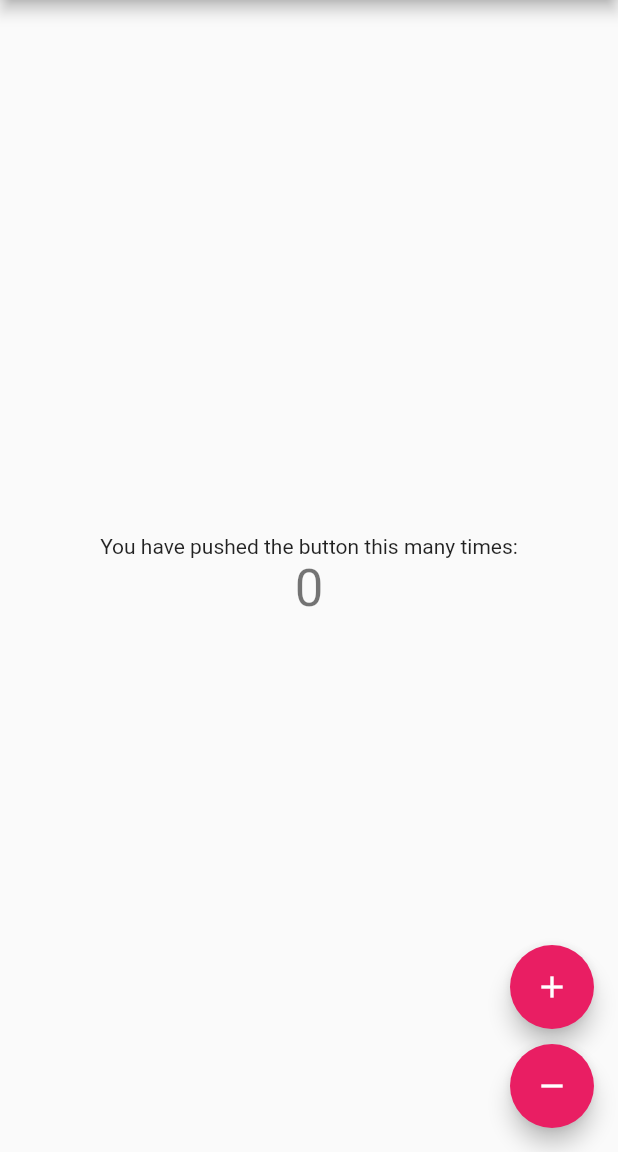
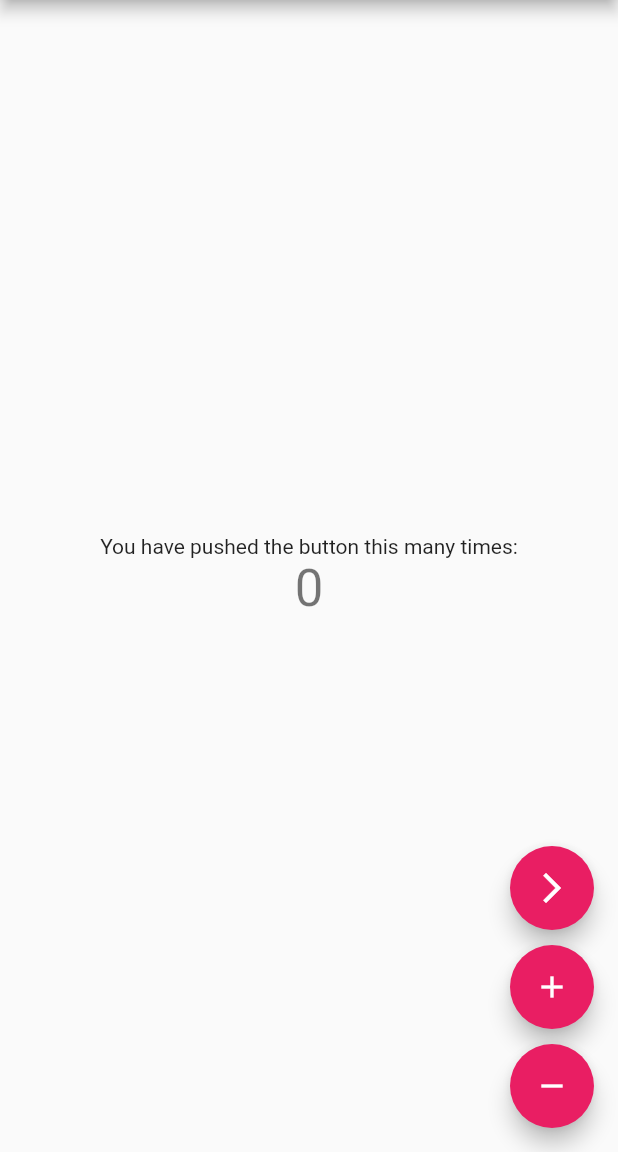
Before and after one commit to coodoo-io/cubit_example, a Flutter app: the screen it shows after launch, on a phone screen of 412 x 824 dp, the part 84-1236 px from its top. Run offline on Flutter 3.47's test engine with Material 2 defaults, Android fonts, the phone set to English and light mode, and no system bars; our stand-ins replace equatable, flutter_bloc, go_router.

```diff
--- a/lib/app.dart
+++ b/lib/app.dart
@@ -1,17 +1,24 @@
-import 'package:cubit_example/counter/view/counter.page.dart';
+import 'package:cubit_example/counter/cubit/counter.cubit.dart';
+import 'package:cubit_example/router.dart';
 import 'package:flutter/material.dart';
+import 'package:flutter_bloc/flutter_bloc.dart';
 
 class App extends StatelessWidget {
   const App({super.key});
 
   @override
   Widget build(BuildContext context) {
-    return MaterialApp(
-      title: 'Cubit Example',
-      theme: ThemeData(
-        primarySwatch: Colors.pink,
+    return BlocProvider(
+      create: (_) => CounterCubit(),
+      child: MaterialApp.router(
+        title: 'Cubit Example',
+        theme: ThemeData(
+          primarySwatch: Colors.pink,
+        ),
+        routeInformationProvider: routerDefinition.routeInformationProvider,
+        routeInformationParser: routerDefinition.routeInformationParser,
+        routerDelegate: routerDefinition.routerDelegate,
       ),
-      home: const CounterPage(),
     );
   }
 }
--- a/lib/counter/view/counter.page.dart
+++ b/lib/counter/view/counter.page.dart
@@ -1,16 +1,11 @@
-import 'package:cubit_example/counter/cubit/counter.cubit.dart';
 import 'package:cubit_example/counter/view/counter.view.dart';
 import 'package:flutter/material.dart';
-import 'package:flutter_bloc/flutter_bloc.dart';
 
 class CounterPage extends StatelessWidget {
   const CounterPage({super.key});
 
   @override
   Widget build(BuildContext context) {
-    return BlocProvider(
-      create: (_) => CounterCubit(),
-      child: const CounterView(),
-    );
+    return const CounterView();
   }
 }
--- a/lib/counter/view/counter.view.dart
+++ b/lib/counter/view/counter.view.dart
@@ -3,6 +3,7 @@ import 'package:cubit_example/counter/view/widgets/counter_text.widget.dart';
 import 'package:cubit_example/main.dart';
 import 'package:flutter/material.dart';
 import 'package:flutter_bloc/flutter_bloc.dart';
+import 'package:go_router/go_router.dart';
 
 class CounterView extends StatelessWidget {
   const CounterView({super.key});
@@ -28,7 +29,19 @@ class CounterView extends StatelessWidget {
       floatingActionButton: Column(
         mainAxisAlignment: MainAxisAlignment.end,
         children: [
+          const SizedBox(height: 10),
           FloatingActionButton(
+            heroTag: 'forward',
+            key: keyButtonForward,
+            onPressed: () {
+              GoRouter.of(context).go('/counter/${0}');
+            },
+            tooltip: 'Detail Page',
+            child: const Icon(Icons.arrow_forward_ios_outlined),
+          ),
+          const SizedBox(height: 10),
+          FloatingActionButton(
+            heroTag: 'increment',
             key: keyButtonIncrement,
             onPressed: () => counterCubit.increment(),
             tooltip: 'Increment',
@@ -36,6 +49,7 @@ class CounterView extends StatelessWidget {
           ),
           const SizedBox(height: 10),
           FloatingActionButton(
+            heroTag: 'decrement',
             key: keyButtonDecrement,
             onPressed: () => counterCubit.decrement(),
             tooltip: 'Decrement',
--- a/lib/main.dart
+++ b/lib/main.dart
@@ -5,6 +5,7 @@ import 'package:flutter_bloc/flutter_bloc.dart';
 
 const keyButtonIncrement = Key('CounterView_Button_increment');
 const keyButtonDecrement = Key('CounterView_Button_decrement');
+const keyButtonForward = Key('CounterView_Button_forward');
 
 void main() {
   Bloc.observer = AppBlocObserver();
--- /dev/null
+++ b/lib/router.dart
@@ -0,0 +1,28 @@
+import 'package:cubit_example/counter/view/counter.detail.page.dart';
+import 'package:cubit_example/counter/view/counter.page.dart';
+import 'package:go_router/go_router.dart';
+
+final routerDefinition = GoRouter(
+  initialLocation: '/counter',
+  routes: [
+    GoRoute(
+      path: '/',
+      redirect: (_) => '/counter',
+    ),
+    GoRoute(
+      name: 'counter',
+      path: '/counter',
+      builder: (_, GoRouterState state) => const CounterPage(),
+      routes: [
+        GoRoute(
+          name: 'counter_detail',
+          path: ':id',
+          builder: (_, GoRouterState state) {
+            int id = int.tryParse(state.params['id']!) ?? 0;
+            return CounterDetailPage(id: id);
+          },
+        ),
+      ],
+    ),
+  ],
+);
--- a/pubspec.yaml
+++ b/pubspec.yaml
@@ -16,6 +16,7 @@ dependencies:
   flutter_bloc: ^8.1.1
 
   equatable: ^2.0.0
+  go_router: ^4.4.1
 
 dev_dependencies:
   flutter_test:
```
Also changed, not shown: lib/counter/view/counter.detail.page.dart (added, +14 -0 lines), lib/counter/view/counter.detail.view.dart (added, +36 -0 lines), pubspec.lock.
